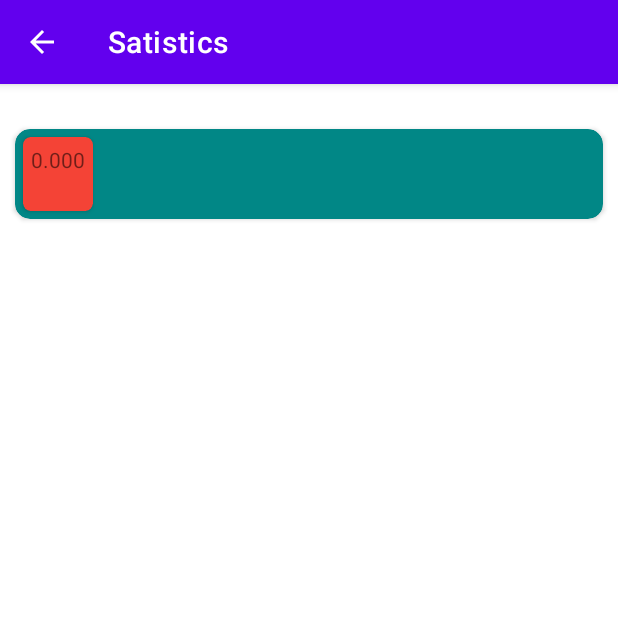
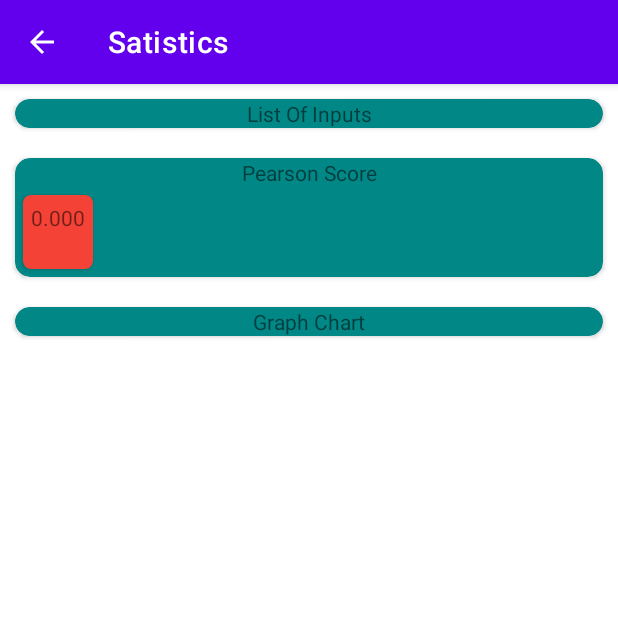
Before and after one commit to RunarReve/MoodTrackingApp, an Android app: the Statistics screen opened directly, with no data from a screen before it, on a phone screen of 412 x 824 dp, the top half of it. Run offline under Robolectric (Android 15) with nearby library versions, the phone set to English and light mode, and no system bars; our stand-ins replace Room's generated code; 3 statements that could not run were skipped.

Commit message:
Added headers to statistics view

```diff
--- a/Application/MoodTrack/app/src/main/java/com/rever/moodtrack/Adapters/LinePlotAdapter.kt
+++ b/Application/MoodTrack/app/src/main/java/com/rever/moodtrack/Adapters/LinePlotAdapter.kt
@@ -49,6 +49,7 @@ class LinePlotAdapter(
         notifyItemInserted(dataSet.size - 1)
     }
 
+    //Gets index for color to use
     private fun getTitlePoss(title: String):Int{
         for(i in 0 until qTitleList.size) //Check if it has been added
             if(title == qTitleList[i])
@@ -78,6 +79,6 @@ class LinePlotAdapter(
     }
 
     override fun getItemCount(): Int {
-        return dataSet.size
+        return 1
     }
 }
--- a/Application/MoodTrack/app/src/main/java/com/rever/moodtrack/Statistics.kt
+++ b/Application/MoodTrack/app/src/main/java/com/rever/moodtrack/Statistics.kt
@@ -30,15 +30,12 @@ class Statistics : AppCompatActivity() {
                     check =false
                     qqList.addStat(it)
                 }
-                //rvStatistics.layoutManager = LinearLayoutManager(this)
                 rvStatistics.adapter = qqList
 
                 val pearson = PearsonAdapter(mutableListOf())
                 pearson.doPearson(qqList.getList())
-                //rvPearson.layoutManager = LinearLayoutManager(this)
                 rvPearson.adapter = pearson
                 val linePlotAdapter = LinePlotAdapter(mutableListOf(), this)
-                //linePlotAdapter.testAdd()
                 linePlotAdapter.addDataSet(qqList.getList())
                 rvLineCharts.layoutManager = LinearLayoutManager(this)
                 rvLineCharts.adapter = linePlotAdapter
--- a/Application/MoodTrack/app/src/main/java/com/rever/moodtrack/relationMethods/pearsonCorrelation.kt
+++ b/Application/MoodTrack/app/src/main/java/com/rever/moodtrack/relationMethods/pearsonCorrelation.kt
@@ -29,7 +29,6 @@ object pearsonCorrelation {
         //If there are no relation in the data, just return 0.0
         if (rD == 0.0)
             return 0.0
-
         return rUp/rD
     }
 
--- a/Application/MoodTrack/app/src/main/res/layout/activity_statistics.xml
+++ b/Application/MoodTrack/app/src/main/res/layout/activity_statistics.xml
@@ -1,19 +1,16 @@
 <?xml version="1.0" encoding="utf-8"?>
-<androidx.constraintlayout.widget.ConstraintLayout xmlns:android="http://schemas.android.com/apk/res/android"
+<androidx.core.widget.NestedScrollView xmlns:android="http://schemas.android.com/apk/res/android"
     xmlns:tools="http://schemas.android.com/tools"
     android:layout_width="match_parent"
     android:layout_height="match_parent"
     xmlns:app="http://schemas.android.com/apk/res-auto"
     tools:context=".Statistics">
 
-    <ScrollView
-        android:layout_width="match_parent"
-        android:layout_height="match_parent">
-
     <LinearLayout
         android:layout_width="match_parent"
         android:layout_height="wrap_content"
         android:orientation="vertical">
+
         <androidx.cardview.widget.CardView
             android:id="@+id/card1"
             android:layout_width="match_parent"
@@ -22,10 +19,29 @@
             app:cardCornerRadius="10dp"
             app:cardBackgroundColor="@color/design_default_color_secondary_variant">
 
+            <androidx.constraintlayout.widget.ConstraintLayout
+                android:layout_width="match_parent"
+                android:layout_height="wrap_content"
+                android:orientation="vertical">
+
+                <TextView
+                    android:id="@+id/tvInputHeader"
+                    android:layout_width="wrap_content"
+                    android:layout_height="wrap_content"
+                    android:text="List Of Inputs"
+                    app:layout_constraintEnd_toEndOf="parent"
+                    app:layout_constraintStart_toStartOf="parent"
+                    app:layout_constraintTop_toTopOf="parent" />
+
                 <androidx.recyclerview.widget.RecyclerView
                     android:id="@+id/rvStatistics"
                     android:layout_width="match_parent"
-                    android:layout_height="wrap_content" />
+                    android:layout_height="wrap_content"
+                    app:layout_constraintBottom_toBottomOf="parent"
+                    app:layout_constraintEnd_toEndOf="parent"
+                    app:layout_constraintStart_toStartOf="parent"
+                    app:layout_constraintTop_toBottomOf="@+id/tvInputHeader" />
+            </androidx.constraintlayout.widget.ConstraintLayout>
         </androidx.cardview.widget.CardView>
 
         <androidx.cardview.widget.CardView
@@ -35,12 +51,30 @@
             android:layout_margin="10dp"
             app:cardCornerRadius="10dp"
             app:cardBackgroundColor="@color/design_default_color_secondary_variant">
+            <androidx.constraintlayout.widget.ConstraintLayout
+                android:layout_width="match_parent"
+                android:layout_height="wrap_content"
+                android:orientation="vertical">
+
+                <TextView
+                    android:id="@+id/tvPearsonHeader"
+                    android:layout_width="wrap_content"
+                    android:layout_height="wrap_content"
+                    android:text="Pearson Score"
+                    app:layout_constraintEnd_toEndOf="parent"
+                    app:layout_constraintStart_toStartOf="parent"
+                    app:layout_constraintTop_toTopOf="parent" />
 
                 <androidx.recyclerview.widget.RecyclerView
                     android:id="@+id/rvPearson"
                     android:layout_width="match_parent"
                     android:layout_height="wrap_content"
-                    android:orientation="horizontal" />
+                    android:orientation="horizontal"
+                    app:layout_constraintBottom_toBottomOf="parent"
+                    app:layout_constraintEnd_toEndOf="parent"
+                    app:layout_constraintStart_toStartOf="parent"
+                    app:layout_constraintTop_toBottomOf="@+id/tvPearsonHeader" />
+            </androidx.constraintlayout.widget.ConstraintLayout>
         </androidx.cardview.widget.CardView>
 
         <androidx.cardview.widget.CardView
@@ -51,12 +85,30 @@
             app:cardCornerRadius="10dp"
             app:cardBackgroundColor="@color/design_default_color_secondary_variant">
 
+            <androidx.constraintlayout.widget.ConstraintLayout
+                android:layout_width="match_parent"
+                android:layout_height="wrap_content"
+                android:orientation="vertical">
+
+                <TextView
+                    android:id="@+id/tvGraphHeader"
+                    android:layout_width="wrap_content"
+                    android:layout_height="wrap_content"
+                    android:text="Graph Chart"
+                    app:layout_constraintEnd_toEndOf="parent"
+                    app:layout_constraintStart_toStartOf="parent"
+                    app:layout_constraintTop_toTopOf="parent" />
+
                 <androidx.recyclerview.widget.RecyclerView
                     android:id="@+id/rvLineCharts"
                     android:layout_width="match_parent"
                     android:layout_height="wrap_content"
-                    android:orientation="vertical" />
+                    android:orientation="vertical"
+                    app:layout_constraintBottom_toBottomOf="parent"
+                    app:layout_constraintEnd_toEndOf="parent"
+                    app:layout_constraintStart_toStartOf="parent"
+                    app:layout_constraintTop_toBottomOf="@+id/tvGraphHeader"/>
+            </androidx.constraintlayout.widget.ConstraintLayout>
         </androidx.cardview.widget.CardView>
     </LinearLayout>
-    </ScrollView>
-</androidx.constraintlayout.widget.ConstraintLayout>
+</androidx.core.widget.NestedScrollView>
```
Lines whose indentation alone changed are shown as unchanged.
